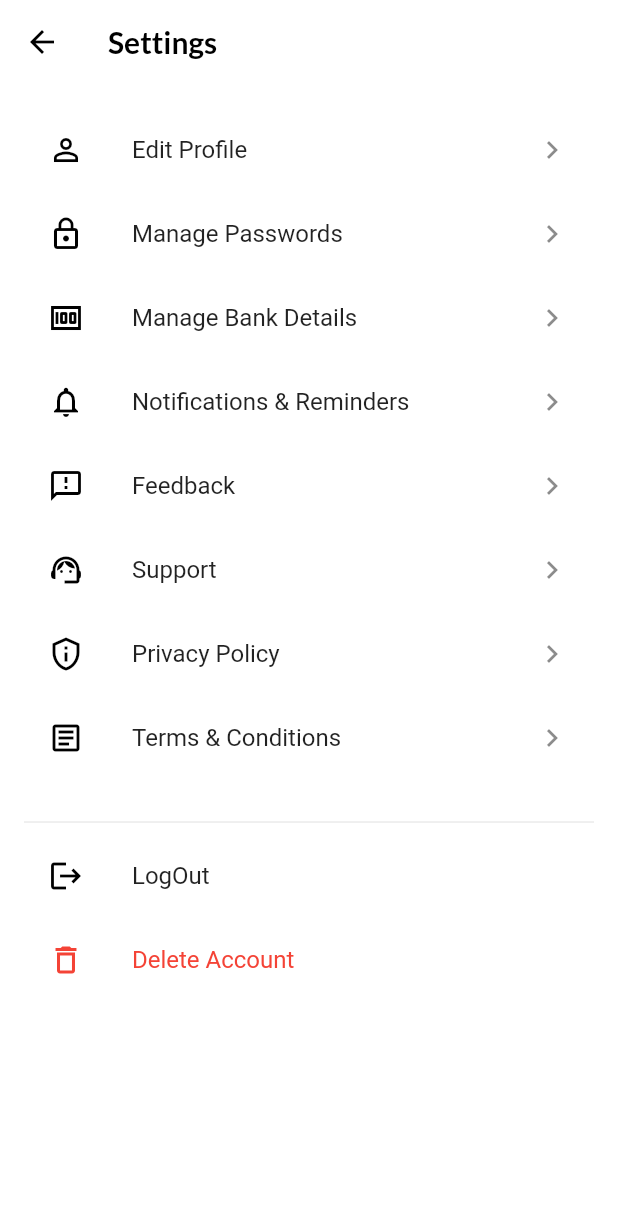
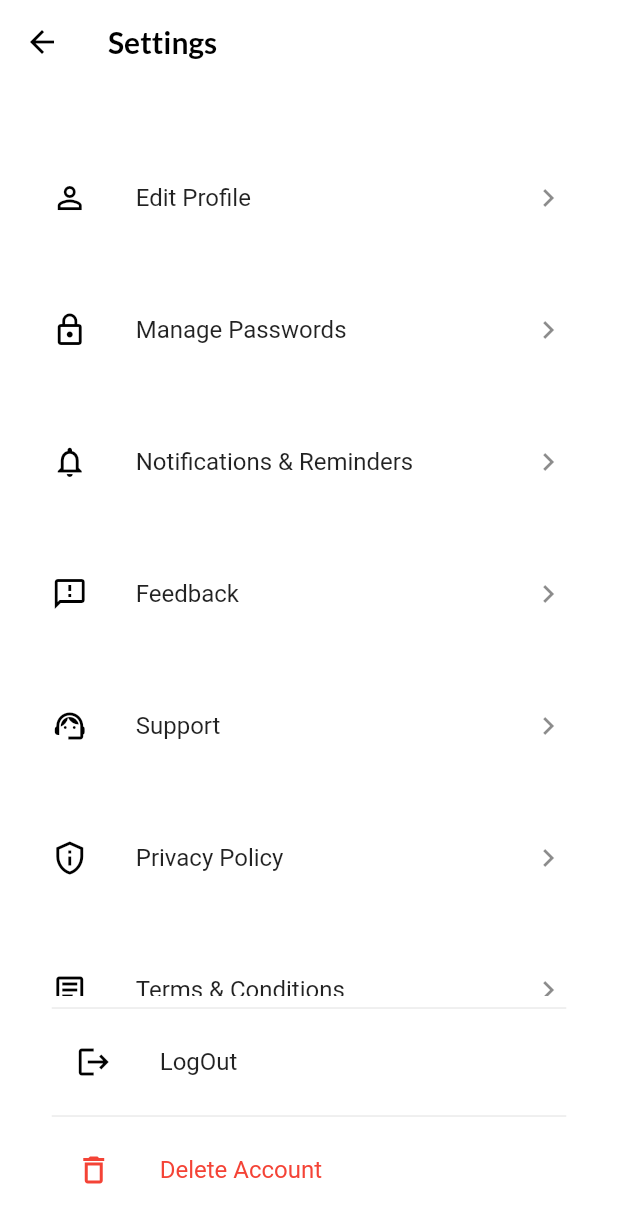
Before and after one commit to Omozuas/sharepact, a Flutter app: the SettingsScreen screen opened directly, on a phone screen of 412 x 824 dp. Shown: the top 1223 px of the screen. Run offline on Flutter 3.47's test engine with Material 3 defaults, Android fonts, the phone set to English and light mode, and no system bars; our stand-ins replace firebase_core, google_fonts, heroicons_flutter, smooth_page_indicator; accounts and stored records are empty.

Commit message:
Update settings.dart

```diff
--- a/lib/settings.dart
+++ b/lib/settings.dart
@@ -7,8 +7,17 @@ class SettingsScreen extends StatelessWidget {
       appBar: AppBar(
         title: Text('Settings'),
       ),
-      body: ListView(
-        padding: const EdgeInsets.all(16.0),
+      body: Center(
+        child: Container(
+          width: 343.0,
+          margin: EdgeInsets.only(top: 16.0),
+          padding: EdgeInsets.symmetric(vertical: 16.0),
+          child: Column(
+            crossAxisAlignment: CrossAxisAlignment.start,
+            children: [
+              Expanded(
+                child: ListView(
+                  padding: EdgeInsets.zero,
                   children: [
                     SettingsTile(
                       icon: Icons.person_outline,
@@ -20,13 +29,6 @@ class SettingsScreen extends StatelessWidget {
                     SettingsTile(
                       icon: Icons.lock_outline,
                       title: 'Manage Passwords',
-            onTap: () {
-              // Handle Manage Passwords action
-            },
-          ),
-           SettingsTile(
-            icon: Icons.money,
-            title: 'Manage Bank Details',
                       onTap: () {
                         // Handle Manage Passwords action
                       },
@@ -66,7 +68,9 @@ class SettingsScreen extends StatelessWidget {
                         // Handle Terms & Conditions action
                       },
                     ),
-          SizedBox(height: 20.0),
+                  ],
+                ),
+              ),
               Divider(),
               ListTile(
                 leading: Icon(Icons.logout, color: Colors.black),
@@ -75,6 +79,7 @@ class SettingsScreen extends StatelessWidget {
                   // Handle Logout action
                 },
               ),
+              Divider(),
               ListTile(
                 leading: Icon(Icons.delete_outline, color: Colors.red),
                 title: Text('Delete Account', style: TextStyle(color: Colors.red)),
@@ -83,6 +88,8 @@ class SettingsScreen extends StatelessWidget {
                 },
               ),
             ],
+          ),
+        ),
       ),
     );
   }
@@ -97,11 +104,15 @@ class SettingsTile extends StatelessWidget {
 
   @override
   Widget build(BuildContext context) {
-    return ListTile(
+    return Container(
+      padding: EdgeInsets.symmetric(vertical: 16.0),
+      child: ListTile(
+        contentPadding: EdgeInsets.zero,
         leading: Icon(icon, color: Colors.black),
         title: Text(title),
         trailing: Icon(Icons.chevron_right),
         onTap: onTap,
+      ),
     );
   }
 }
```
Lines whose indentation alone changed are shown as unchanged.
